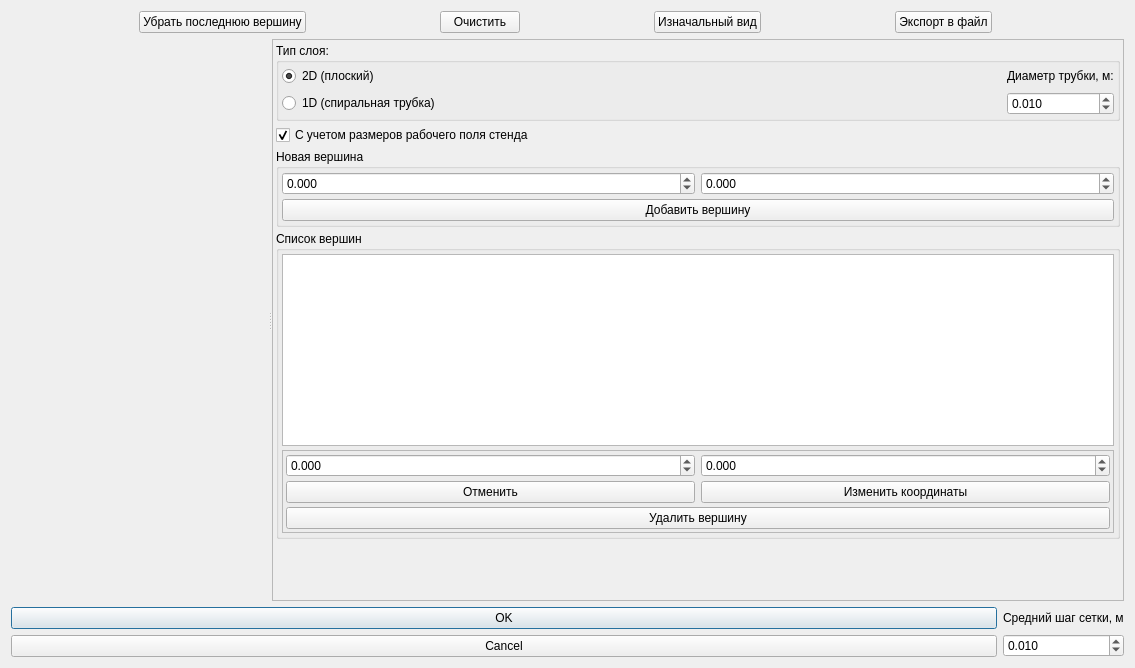
travenos/vari, file src/VWindowPolygon.ui: the form before one commit.
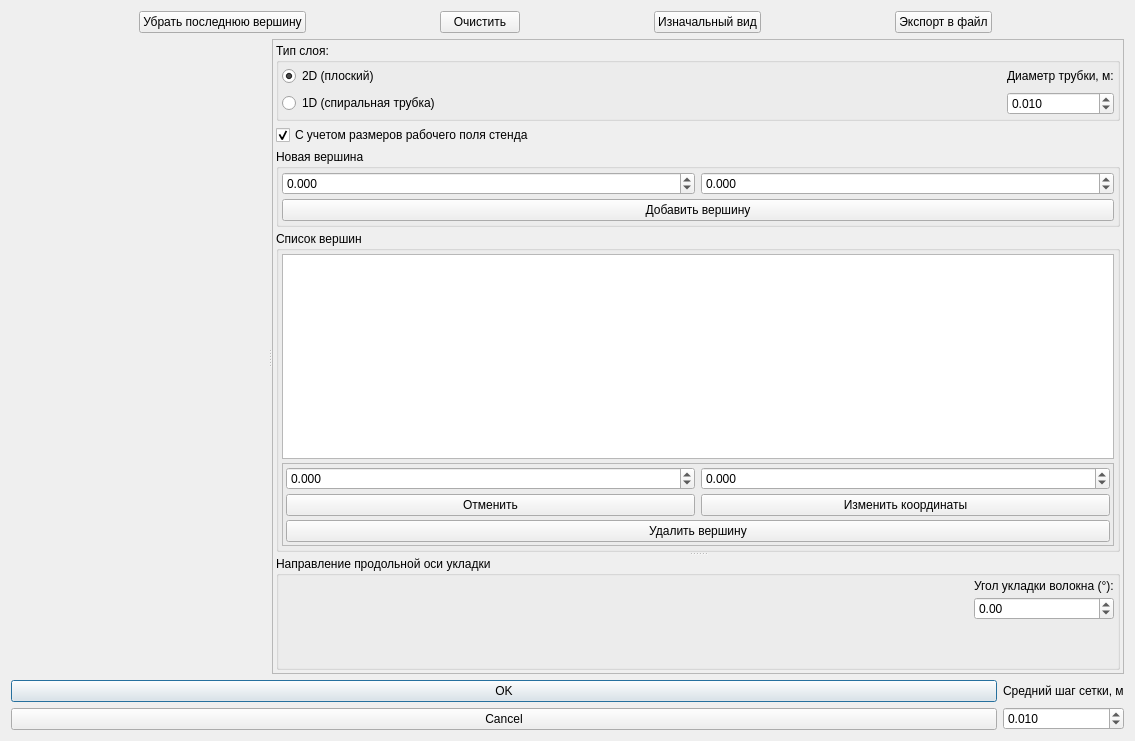
The form after the commit. Custom widgets are drawn as their Qt base class.

Commit message: Implement setting of fiber angle in polygon window

```diff
--- a/src/VWindowPolygon.ui
+++ b/src/VWindowPolygon.ui
@@ -10,7 +10,7 @@
     <x>0</x>
     <y>0</y>
     <width>1135</width>
-    <height>668</height>
+    <height>741</height>
    </rect>
   </property>
   <property name="windowTitle">
@@ -277,6 +277,13 @@
          </widget>
         </item>
         <item>
+         <widget class="QSplitter" name="splitter_2">
+          <property name="orientation">
+           <enum>Qt::Vertical</enum>
+          </property>
+          <property name="childrenCollapsible">
+           <bool>false</bool>
+          </property>
          <widget class="QGroupBox" name="verticesEditBox">
           <property name="title">
            <string>Список вершин</string>
@@ -396,6 +403,57 @@
            </item>
           </layout>
          </widget>
+          <widget class="QGroupBox" name="angleBox">
+           <property name="title">
+            <string>Направление продольной оси укладки</string>
+           </property>
+           <layout class="QHBoxLayout" name="horizontalLayout_6">
+            <property name="spacing">
+             <number>4</number>
+            </property>
+            <property name="leftMargin">
+             <number>3</number>
+            </property>
+            <property name="topMargin">
+             <number>3</number>
+            </property>
+            <property name="rightMargin">
+             <number>3</number>
+            </property>
+            <property name="bottomMargin">
+             <number>3</number>
+            </property>
+            <item>
+             <widget class="VAngleDial" name="angleDial" native="true">
+              <property name="sizePolicy">
+               <sizepolicy hsizetype="Expanding" vsizetype="Preferred">
+                <horstretch>0</horstretch>
+                <verstretch>0</verstretch>
+               </sizepolicy>
+              </property>
+             </widget>
+            </item>
+            <item>
+             <layout class="QVBoxLayout" name="angleLayout">
+              <property name="spacing">
+               <number>4</number>
+              </property>
+              <item>
+               <widget class="QLabel" name="angleLabel">
+                <property name="text">
+                 <string>Угол укладки волокна (°):</string>
+                </property>
+               </widget>
+              </item>
+              <item>
+               <widget class="QDoubleSpinBox" name="angleSpinBox">
+                <property name="minimum">
+                 <double>-90.000000000000000</double>
+                </property>
+                <property name="maximum">
+                 <double>90.000000000000000</double>
+                </property>
+               </widget>
         </item>
         <item>
          <spacer name="verticalSpacer">
@@ -411,6 +469,12 @@
          </spacer>
         </item>
        </layout>
+            </item>
+           </layout>
+          </widget>
+         </widget>
+        </item>
+       </layout>
       </widget>
      </widget>
     </item>
@@ -481,6 +545,12 @@
    <header>third_party/qcustomplot.h</header>
    <container>1</container>
   </customwidget>
+  <customwidget>
+   <class>VAngleDial</class>
+   <extends>QWidget</extends>
+   <header>VAngleDial.h</header>
+   <container>1</container>
+  </customwidget>
  </customwidgets>
  <tabstops>
   <tabstop>undoButton</tabstop>
```
Left out of the diff: 1 changed line with no effect on the pictures. Lines whose indentation alone changed are shown as unchanged. The commit also changes 11 other files.
